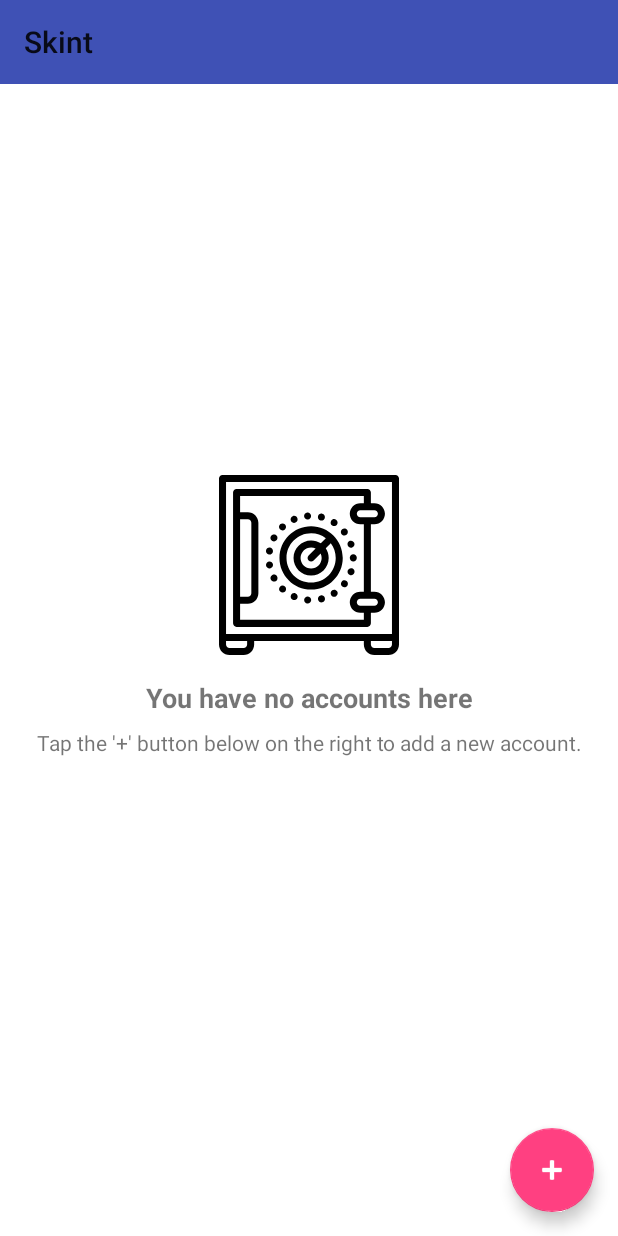
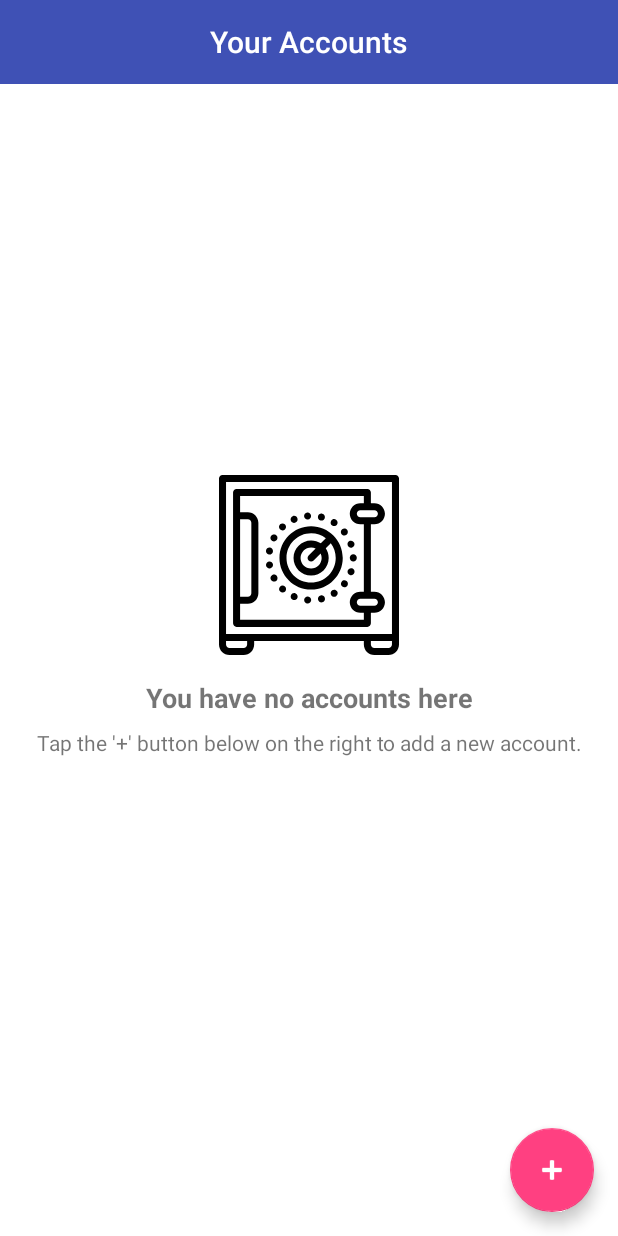
Before and after one commit to liamo7/Skint, an Android app: the screen it shows after launch (AccountListActivity), on a phone screen of 412 x 824 dp. Run offline under Robolectric (Android 15) with nearby library versions, the phone set to English and light mode, and no system bars; our stand-ins replace Timber; libraries missing offline, so code that uses them is left out: com.facebook.stetho, com.squareup.leakcanary; 2 statements that could not run were skipped.

Commit message:
Implements centering toolbar.

```diff
--- a/app/src/main/java/com/loh/skint/ui/account/list/AccountListActivity.kt
+++ b/app/src/main/java/com/loh/skint/ui/account/list/AccountListActivity.kt
@@ -10,6 +10,7 @@ class AccountListActivity : BaseActivity() {
     override fun onCreate(savedInstanceState: Bundle?) {
         super.onCreate(savedInstanceState)
         setSupportActionBar(toolbar)
+        supportActionBar?.setTitle(R.string.title_account_list)
     }
 
     override fun getLayoutRes(): Int = R.layout.activity_account_list
--- /dev/null
+++ b/app/src/main/java/com/loh/skint/ui/base/view/SkintToolbar.kt
@@ -0,0 +1,20 @@
+package com.loh.skint.ui.base.view
+
+import android.content.Context
+import android.support.v7.widget.Toolbar
+import android.util.AttributeSet
+import android.view.View
+import com.loh.skint.R
+import kotlinx.android.synthetic.main.toolbar_skint.view.*
+
+class SkintToolbar @JvmOverloads constructor(context: Context, attrs: AttributeSet? = null, defStyle: Int = 0) :
+        Toolbar(context, attrs, defStyle) {
+
+    init {
+        View.inflate(getContext(), R.layout.toolbar_skint, this)
+    }
+
+    override fun setTitle(title: CharSequence?) {
+        toolbar_title.text = title
+    }
+}
--- a/app/src/main/res/layout/activity_account_list.xml
+++ b/app/src/main/res/layout/activity_account_list.xml
@@ -6,12 +6,11 @@
     android:layout_width="match_parent"
     android:layout_height="match_parent">
 
-    <android.support.v7.widget.Toolbar
+    <com.loh.skint.ui.base.view.SkintToolbar
         android:id="@+id/toolbar"
+        style="@style/Toolbar"
         android:layout_width="match_parent"
-        android:layout_height="?attr/actionBarSize"
-        android:background="@color/colorPrimary"
-        android:theme="@style/Theme.AppCompat.Light"/>
+        android:layout_height="?attr/actionBarSize"/>
 
     <android.support.constraint.ConstraintLayout
         android:id="@+id/empty_container"
--- /dev/null
+++ b/app/src/main/res/layout/toolbar_skint.xml
@@ -0,0 +1,17 @@
+<?xml version="1.0" encoding="utf-8"?>
+<merge
+    xmlns:android="http://schemas.android.com/apk/res/android"
+    xmlns:tools="http://schemas.android.com/tools"
+    android:layout_width="match_parent"
+    android:layout_height="wrap_content"
+    tools:parentTag="android.support.v7.widget.Toolbar"
+    tools:style="@style/Toolbar">
+
+    <TextView
+        android:id="@+id/toolbar_title"
+        style="@style/Toolbar.Title"
+        android:layout_width="wrap_content"
+        android:layout_height="wrap_content"
+        tools:text="@string/app_name"/>
+
+</merge>
--- a/app/src/main/res/values/strings.xml
+++ b/app/src/main/res/values/strings.xml
@@ -2,4 +2,5 @@
     <string name="app_name">Skint</string>
     <string name="empty_accounts_list_empty">You have no accounts here</string>
     <string name="empty_accounts_list_subtitle">Tap the \'+\' button below on the right to add a new account.</string>
+    <string name="title_account_list">Your Accounts</string>
 </resources>
--- a/app/src/main/res/values/styles.xml
+++ b/app/src/main/res/values/styles.xml
@@ -6,10 +6,20 @@
         <item name="colorPrimary">@color/colorPrimary</item>
         <item name="colorPrimaryDark">@color/colorPrimaryDark</item>
         <item name="colorAccent">@color/colorAccent</item>
-
         <item name="windowNoTitle">true</item>
         <item name="windowActionBar">false</item>
         <item name="android:windowBackground">@color/white</item>
     </style>
 
+    <style name="Toolbar">
+        <item name="android:theme">@style/ThemeOverlay.AppCompat.Dark.ActionBar</item>
+        <item name="android:popupTheme">@style/ThemeOverlay.AppCompat.Light</item>
+        <item name="android:background">?attr/colorPrimary</item>
+    </style>
+
+    <style name="Toolbar.Title" parent="TextAppearance.Widget.AppCompat.Toolbar.Title">
+        <item name="android:layout_gravity">center</item>
+        <item name="android:textAlignment">center</item>
+    </style>
+
 </resources>
```
